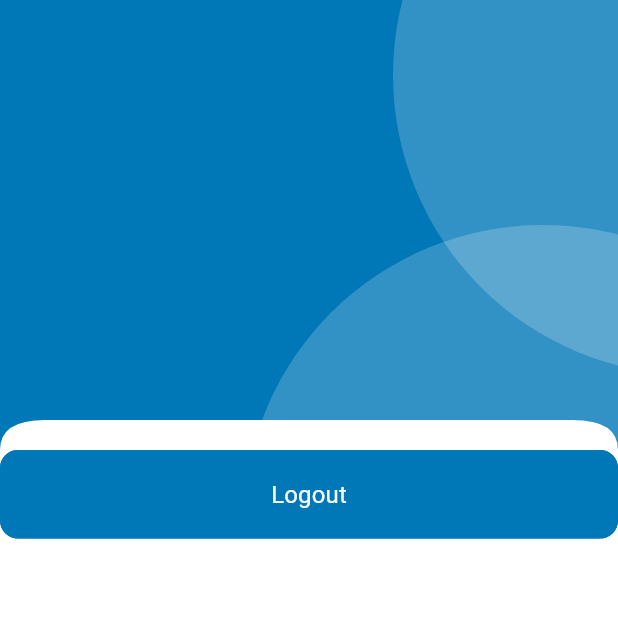
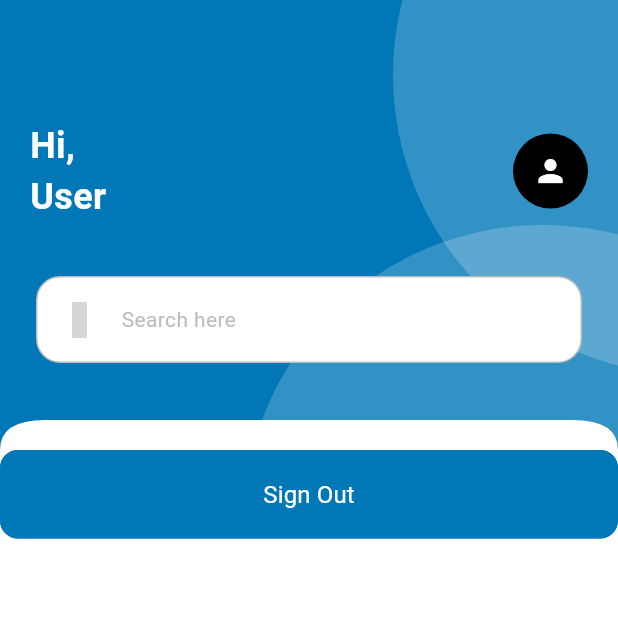
Before and after one commit to ChavinduRansara/Shuttle-app, a Flutter app: the HomeScreen screen opened directly, on a phone screen of 412 x 824 dp, the top half of it. Run offline on Flutter 3.47's test engine with Material 3 defaults, Android fonts, the phone set to English and light mode, and no system bars; our stand-ins replace cloud_firestore, connectivity_plus, firebase_auth, firebase_core, flutter_native_splash, get and 4 more; accounts and stored records are empty; Roboto replaces fonts that are missing (Poppins); grey boxes are pictures that could not be loaded.

Commit message:
create profile screen

```diff
--- /dev/null
+++ b/lib/commons/widgets/container/custom_search_bar.dart
@@ -0,0 +1,42 @@
+import 'package:flutter/material.dart';
+import 'package:iconsax/iconsax.dart';
+import 'package:shuttle_app/utils/constants/colors.dart';
+import 'package:shuttle_app/utils/constants/sizes.dart';
+import 'package:shuttle_app/utils/helpers/helper_functions.dart';
+
+class CustomSearchBar extends StatelessWidget {
+  const CustomSearchBar({
+    super.key,
+    required this.text,
+    this.icon = Iconsax.search_normal,
+    this.showBackground = true,
+    this.showBorder = true,
+  });
+
+  final String text;
+  final IconData? icon;
+  final bool showBackground, showBorder;
+
+  @override
+  Widget build(BuildContext context) {
+    return Padding(
+      padding: const EdgeInsets.symmetric(horizontal: AppSizes.defaultSpace),
+      child: Container(
+        width: AppHelperFunctions.screenWidth(),
+        padding: const EdgeInsets.all(AppSizes.md),
+        decoration: BoxDecoration(
+          color: showBackground ? Colors.white : Colors.transparent,
+          borderRadius: BorderRadius.circular(AppSizes.md),
+          border: showBorder ? Border.all(color: AppColor.gray) : null
+        ),
+        child: Row(
+          children: [
+            Icon(icon, color: AppColor.darkGray,),
+            const SizedBox(width: AppSizes.spaceBtwItems,),
+            Text(text, style: const TextStyle(color: AppColor.gray),)
+          ],
+        ),
+      ),
+    );
+  }
+}
--- /dev/null
+++ b/lib/commons/widgets/container/primary_header_container.dart
@@ -0,0 +1,45 @@
+import 'package:flutter/material.dart';
+import 'package:shuttle_app/commons/widgets/container/circular_container.dart';
+import 'package:shuttle_app/commons/widgets/container/curve_edge_widget.dart';
+import 'package:shuttle_app/utils/constants/colors.dart';
+
+class CustomPrimaryHeaderContainer extends StatelessWidget {
+  const CustomPrimaryHeaderContainer({
+    super.key,
+    this.child,
+  });
+
+  final Widget? child;
+
+  @override
+  Widget build(BuildContext context) {
+    return CustomCurveEdgeWidget(
+      child: Container(
+        color: AppColor.primaryColor,
+        padding: const EdgeInsets.all(0),
+        child: SizedBox(
+          height: 300,
+          child: Stack(
+            children: [
+              Positioned(
+                top: -150,
+                right: -250,
+                child: CustomCircularContainer(
+                  backgroundColor: AppColor.textWhite.withOpacity(0.2),
+                ),
+              ),
+              Positioned(
+                top: 150,
+                right: -150,
+                child: CustomCircularContainer(
+                  backgroundColor: AppColor.textWhite.withOpacity(0.2),
+                ),
+              ),
+              child ?? Container(),
+            ],
+          ),
+        ),
+      ),
+    );
+  }
+}
--- /dev/null
+++ b/lib/commons/widgets/header_discription.dart
@@ -0,0 +1,50 @@
+import 'package:flutter/material.dart';
+
+class CustomHeaderDiscription extends StatelessWidget {
+  const CustomHeaderDiscription({
+    super.key,
+  });
+
+  @override
+  Widget build(BuildContext context) {
+    return const Padding(
+      padding: EdgeInsets.only(top: 80,left: 20,right: 20,bottom: 20),
+      child: Row(
+        mainAxisAlignment: MainAxisAlignment.spaceBetween,
+        children: [
+          Column(
+            crossAxisAlignment: CrossAxisAlignment.start,
+            children: [
+              Text(
+                'Hi,',
+                style: TextStyle(
+                  color: Colors.white,
+                  fontSize: 24,
+                  fontWeight: FontWeight.bold,
+                ),
+              ),
+              Text(
+                'User',
+                // controller.getLastName(),
+                style: TextStyle(
+                  color: Colors.white,
+                  fontSize: 24,
+                  fontWeight: FontWeight.bold,
+                ),
+              ),
+            ],
+          ),
+          CircleAvatar(
+            radius: 25,
+            backgroundColor: Colors.black,
+            child: Icon(
+              Icons.person,
+              color: Colors.white,
+            ),
+          ),
+
+        ],
+      ),
+    );
+  }
+}
--- a/lib/data/repositories/authentication/authentication_repository.dart
+++ b/lib/data/repositories/authentication/authentication_repository.dart
@@ -5,7 +5,6 @@ import 'package:flutter_native_splash/flutter_native_splash.dart';
 import 'package:get/get.dart';
 import 'package:get_storage/get_storage.dart';
 import 'package:google_sign_in/google_sign_in.dart';
-import 'package:shuttle_app/features/authentication/screens/home/home.dart';
 import 'package:shuttle_app/features/authentication/screens/login/login.dart';
 import 'package:shuttle_app/features/authentication/screens/onbording.dart';
 import 'package:shuttle_app/features/authentication/screens/signUp/verify_email.dart';
@@ -25,6 +24,13 @@ class AuthenticationRepository extends GetxController{
   void onReady() {
     FlutterNativeSplash.remove();
     screenRedirect();
+  }
+
+  get currentUser => _auth.currentUser;
+
+  getLastName() {
+    final name = _auth.currentUser?.displayName;
+    return name?.split(' ').last;
   }
 
   /// Redirects user to the appropriate screen
--- a/lib/features/authentication/controllers/sign_up/signup_controller.dart
+++ b/lib/features/authentication/controllers/sign_up/signup_controller.dart
@@ -40,6 +40,7 @@ class SignUpController extends GetxController {
         email: email.text.trim(),
         phoneNumber: phoneNumber.text.trim(),
         uid: user.user!.uid,
+        profilePicture: user.user!.photoURL,
       );
 
       final userRepo = Get.put(UserRepository());
--- a/lib/features/authentication/screens/home/home.dart
+++ b/lib/features/authentication/screens/home/home.dart
@@ -1,7 +1,9 @@
 import 'package:flutter/material.dart';
+import 'package:flutter/widgets.dart';
 import 'package:get/get.dart';
-import 'package:shuttle_app/commons/widgets/container/circular_container.dart';
-import 'package:shuttle_app/commons/widgets/container/curve_edge_widget.dart';
+import 'package:shuttle_app/commons/widgets/container/custom_search_bar.dart';
+import 'package:shuttle_app/commons/widgets/container/primary_header_container.dart';
+import 'package:shuttle_app/commons/widgets/header_discription.dart';
 import 'package:shuttle_app/data/repositories/authentication/authentication_repository.dart';
 import 'package:shuttle_app/utils/constants/colors.dart';
 import 'package:shuttle_app/utils/constants/sizes.dart';
@@ -17,29 +19,21 @@ class HomeScreen extends StatelessWidget {
       body: SingleChildScrollView(
         child: Column(
           children: [
-            CustomCurveEdgeWidget(
-              child: Container(
-                color: AppColor.primaryColor,
-                padding: const EdgeInsets.all(0),
-                child: SizedBox(
-                  height: 300,
-                  child: Stack(
-                    children: [
-                      Positioned(
-                        top: -150,
-                        right: -250,
-                        child: CustomCircularContainer(backgroundColor: AppColor.textWhite.withOpacity(0.2),)
-                      ),
-                      Positioned(
-                        top: 150,
-                        right: -150,
-                        child: CustomCircularContainer(backgroundColor: AppColor.textWhite.withOpacity(0.2),)
-                      ),
-                    ]
-                  ),
-                ),
+            const CustomPrimaryHeaderContainer(
+              child: Column(
+                crossAxisAlignment: CrossAxisAlignment.start,
+                children: [
+                  CustomHeaderDiscription(),
+
+                  SizedBox(height: AppSizes.spaceBtwSectios/2,),
+
+                  CustomSearchBar(text: 'Search here',),
+                ],
               ),
             ),
+
+
+
             SizedBox(
                             width: double.infinity,
                             child: ElevatedButton(
@@ -51,7 +45,7 @@ class HomeScreen extends StatelessWidget {
                                 controller.signOut();
                               },
                               child: const Text(
-                                AppText.logout,
+                                AppText.signOut,
                                 style: TextStyle(
                                   fontSize: AppSizes.fontSm,
                                   color: Colors.white,
@@ -59,6 +53,7 @@ class HomeScreen extends StatelessWidget {
                               ),
                             ),
                           ),
+            // Your other widgets go here
           ],
         ),
       ),
--- a/lib/features/personalization/controllers/user_controller.dart
+++ b/lib/features/personalization/controllers/user_controller.dart
@@ -18,6 +18,7 @@ class UserController extends GetxController {
           email: userCredential.user!.email!,
           phoneNumber: userCredential.user!.phoneNumber ?? '',
           uid: userCredential.user!.uid,
+          profilePicture: userCredential.user!.photoURL,
         );
 
         await userRepository.saveUserDetails(newUser);
--- a/lib/features/personalization/model/user_model.dart
+++ b/lib/features/personalization/model/user_model.dart
@@ -4,12 +4,14 @@ class UserModel {
   final String email;
   final String phoneNumber;
   final String uid;
+  final String? profilePicture;
 
   UserModel({
     required this.name,
     required this.email,
     required this.phoneNumber,
     required this.uid,
+    this.profilePicture,
   });
 
   static List<String> nameParts(fullName) => fullName.split(' ');
@@ -19,6 +21,7 @@ class UserModel {
     email: '',
     phoneNumber: '',
     uid: '',
+    profilePicture: '',
   );
 
   factory UserModel.fromJson(Map<String, dynamic> json) {
@@ -27,6 +30,7 @@ class UserModel {
       email: json['email'],
       phoneNumber: json['phoneNumber'],
       uid: json['uid'],
+      profilePicture: json['profilePicture'],
     );
   }
 
@@ -36,6 +40,7 @@ class UserModel {
       'email': email,
       'phoneNumber': phoneNumber,
       'uid': uid,
+      'profilePicture': profilePicture,
     };
   }
 }
--- a/lib/navigation_menu.dart
+++ b/lib/navigation_menu.dart
@@ -1,8 +1,8 @@
 import 'package:flutter/material.dart';
 import 'package:get/get.dart';
-import 'package:get/get_state_manager/src/simple/get_controllers.dart';
 import 'package:iconsax/iconsax.dart';
 import 'package:shuttle_app/features/authentication/screens/home/home.dart';
+import 'package:shuttle_app/features/personalization/screens/profile/profile.dart';
 import 'package:shuttle_app/utils/constants/colors.dart';
 
 class NavigationMenu extends StatelessWidget {
@@ -39,7 +39,7 @@ class NavigatioController extends GetxController {
 
   final screens = [
     const HomeScreen(),
-    Container(color: Colors.green),
+    const ProfileScreen(),
     Container(color: Colors.blue),
   ];
 
--- a/lib/utils/constants/image_strings.dart
+++ b/lib/utils/constants/image_strings.dart
@@ -10,5 +10,6 @@ class AppImages{
   static const String successImage = 'assets/images/confirm.png';
   static const String resetPassword = 'assets/images/reset_password.png';
   static const String spinner = 'assets/images/spinner.gif';
+  static const String profile = 'assets/images/profile.png';
 
 }
--- a/lib/utils/constants/text.dart
+++ b/lib/utils/constants/text.dart
@@ -27,6 +27,7 @@ class AppText{
   static const String verifyEmail = "Verify your email !";
   static const String tcontinue = "Continue";
   static const String resendEmail = "Resend Email";
+  static const String changePicture = "Change Profile Picture";
   static const String verifyEmailInstructions = 'We have sent a verification link to your email address. Please verify your email address to continue.';
   static const String accountCreated = "Your account created successfully!";
   static const String successScreenDescription = "Welcome to Shuttle App. Your account has been created successfully. Please continue to login.";
```
Also changed, not shown: lib/commons/widgets/appbar/appbar.dart (added, +40 -0 lines), lib/commons/widgets/container/circular_image.dart (added, +44 -0 lines), lib/commons/widgets/container/section_headings.dart (added, +35 -0 lines), lib/features/personalization/screens/profile/profile.dart (added, +58 -0 lines), assets/images/profile.png (added).
